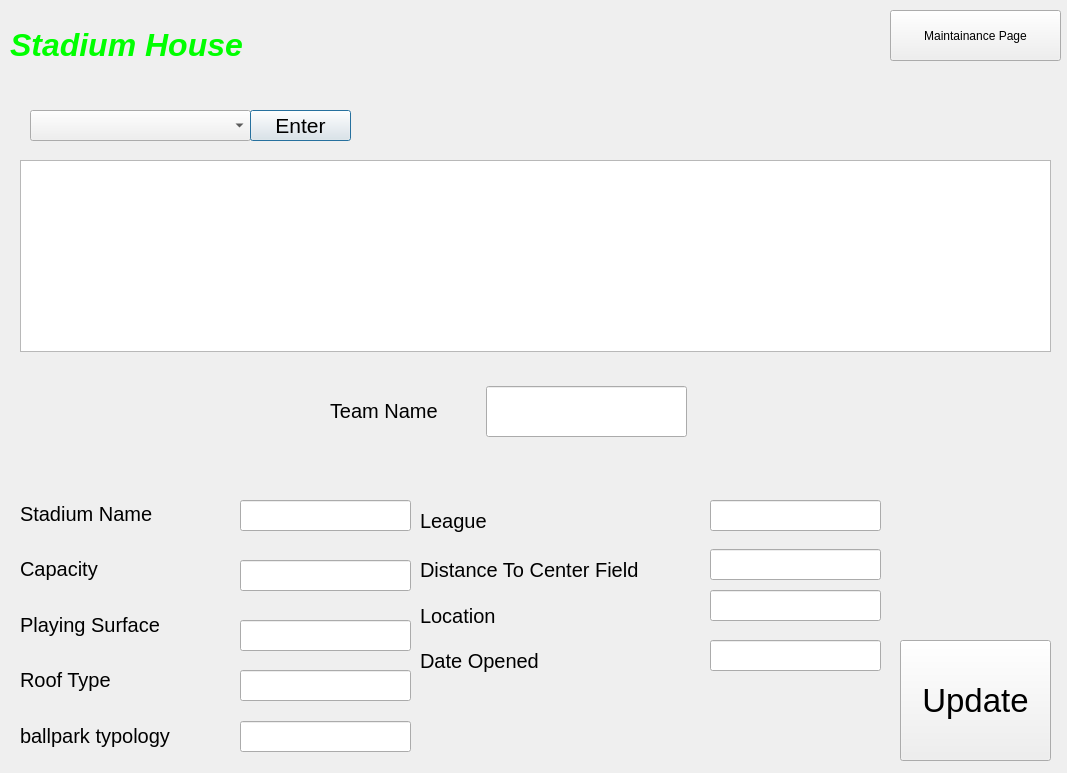
The window that stadiumedit.ui (Ling2251/CS1D-Project-2-Baseball-Project) describes before a commit, drawn with Qt 5.
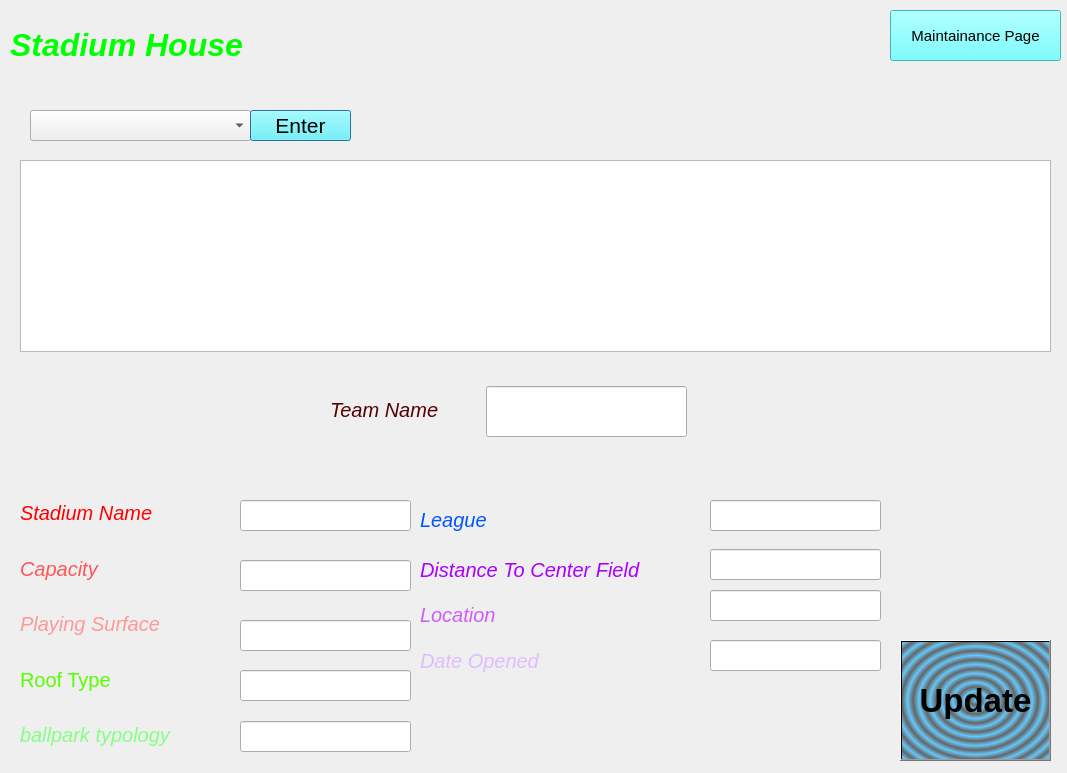
The same window after the commit.

Diff of the .ui file:
```diff
--- a/stadiumedit.ui
+++ b/stadiumedit.ui
@@ -13,6 +13,12 @@
   <property name="windowTitle">
    <string>Dialog</string>
   </property>
+  <property name="styleSheet">
+   <string notr="true">border-top-color: rgb(0, 0, 0);
+border-right-color: rgb(0, 0, 0);
+border-bottom-color: rgb(0, 0, 0);
+border-left-color: rgb(0, 0, 0);</string>
+  </property>
   <widget class="QComboBox" name="teamcomboBox">
    <property name="geometry">
     <rect>
@@ -55,6 +61,9 @@
      <pointsize>16</pointsize>
     </font>
    </property>
+   <property name="styleSheet">
+    <string notr="true">background-color: rgb(85, 255, 255);</string>
+   </property>
    <property name="text">
     <string>Enter</string>
    </property>
@@ -69,12 +78,12 @@
     </rect>
    </property>
   </widget>
-  <widget class="QWidget" name="">
+  <widget class="QWidget" name="layoutWidget">
    <property name="geometry">
     <rect>
      <x>420</x>
      <y>550</y>
-     <width>273</width>
+     <width>278</width>
      <height>131</height>
     </rect>
    </property>
@@ -87,7 +96,7 @@
        </font>
       </property>
       <property name="text">
-       <string>Distance To Center Field</string>
+       <string>&lt;html&gt;&lt;head/&gt;&lt;body&gt;&lt;p&gt;&lt;span style=&quot; font-style:italic; color:#aa00ff;&quot;&gt;Distance To Center Field&lt;/span&gt;&lt;/p&gt;&lt;/body&gt;&lt;/html&gt;</string>
       </property>
      </widget>
     </item>
@@ -99,7 +108,7 @@
        </font>
       </property>
       <property name="text">
-       <string>Location</string>
+       <string>&lt;html&gt;&lt;head/&gt;&lt;body&gt;&lt;p&gt;&lt;span style=&quot; font-style:italic; color:#ce5cff;&quot;&gt;Location&lt;/span&gt;&lt;/p&gt;&lt;/body&gt;&lt;/html&gt;</string>
       </property>
      </widget>
     </item>
@@ -111,7 +120,7 @@
        </font>
       </property>
       <property name="text">
-       <string>Date Opened</string>
+       <string>&lt;html&gt;&lt;head/&gt;&lt;body&gt;&lt;p&gt;&lt;span style=&quot; font-style:italic; color:#e0bcff;&quot;&gt;Date Opened&lt;/span&gt;&lt;/p&gt;&lt;/body&gt;&lt;/html&gt;</string>
       </property>
      </widget>
     </item>
@@ -209,8 +218,14 @@
    <property name="font">
     <font>
      <pointsize>25</pointsize>
+     <weight>75</weight>
+     <bold>true</bold>
+     <strikeout>false</strikeout>
     </font>
    </property>
+   <property name="styleSheet">
+    <string notr="true">background-color: qradialgradient(spread:repeat, cx:0.5, cy:0.5, radius:0.077, fx:0.5, fy:0.5, stop:0 rgba(0, 169, 255, 147), stop:0.497326 rgba(0, 0, 0, 147), stop:1 rgba(0, 169, 255, 147));</string>
+   </property>
    <property name="text">
     <string>Update</string>
    </property>
@@ -224,6 +239,14 @@
      <height>51</height>
     </rect>
    </property>
+   <property name="font">
+    <font>
+     <pointsize>11</pointsize>
+    </font>
+   </property>
+   <property name="styleSheet">
+    <string notr="true">background-color: rgb(85, 255, 255);</string>
+   </property>
    <property name="text">
     <string>Maintainance Page</string>
    </property>
@@ -243,7 +266,7 @@
     </font>
    </property>
    <property name="text">
-    <string>Team Name</string>
+    <string>&lt;html&gt;&lt;head/&gt;&lt;body&gt;&lt;p&gt;&lt;span style=&quot; font-style:italic; color:#550000;&quot;&gt;Team Name&lt;/span&gt;&lt;/p&gt;&lt;/body&gt;&lt;/html&gt;</string>
    </property>
   </widget>
   <widget class="QLineEdit" name="teamNameLine">
@@ -271,7 +294,7 @@
     </font>
    </property>
    <property name="text">
-    <string>League</string>
+    <string>&lt;html&gt;&lt;head/&gt;&lt;body&gt;&lt;p&gt;&lt;span style=&quot; font-style:italic; color:#0055ff;&quot;&gt;League&lt;/span&gt;&lt;/p&gt;&lt;/body&gt;&lt;/html&gt;</string>
    </property>
   </widget>
   <widget class="QLineEdit" name="leagueLine">
@@ -284,12 +307,12 @@
     </rect>
    </property>
   </widget>
-  <widget class="QWidget" name="">
+  <widget class="QWidget" name="layoutWidget">
    <property name="geometry">
     <rect>
      <x>20</x>
      <y>489</y>
-     <width>195</width>
+     <width>200</width>
      <height>271</height>
     </rect>
    </property>
@@ -306,7 +329,7 @@
            </font>
           </property>
           <property name="text">
-           <string>Stadium Name</string>
+           <string>&lt;html&gt;&lt;head/&gt;&lt;body&gt;&lt;p&gt;&lt;span style=&quot; font-style:italic; color:#ff0000;&quot;&gt;Stadium Name&lt;/span&gt;&lt;/p&gt;&lt;/body&gt;&lt;/html&gt;</string>
           </property>
          </widget>
         </item>
@@ -318,7 +341,7 @@
            </font>
           </property>
           <property name="text">
-           <string>Capacity</string>
+           <string>&lt;html&gt;&lt;head/&gt;&lt;body&gt;&lt;p&gt;&lt;span style=&quot; font-style:italic; color:#ff5757;&quot;&gt;Capacity&lt;/span&gt;&lt;/p&gt;&lt;/body&gt;&lt;/html&gt;</string>
           </property>
          </widget>
         </item>
@@ -330,7 +353,7 @@
            </font>
           </property>
           <property name="text">
-           <string>Playing Surface</string>
+           <string>&lt;html&gt;&lt;head/&gt;&lt;body&gt;&lt;p&gt;&lt;span style=&quot; font-style:italic; color:#ff9898;&quot;&gt;Playing Surface&lt;/span&gt;&lt;/p&gt;&lt;/body&gt;&lt;/html&gt;</string>
           </property>
          </widget>
         </item>
@@ -342,7 +365,7 @@
            </font>
           </property>
           <property name="text">
-           <string>Roof Type</string>
+           <string>&lt;html&gt;&lt;head/&gt;&lt;body&gt;&lt;p&gt;&lt;span style=&quot; color:#55ff00;&quot;&gt;Roof Type&lt;/span&gt;&lt;/p&gt;&lt;/body&gt;&lt;/html&gt;</string>
           </property>
          </widget>
         </item>
@@ -354,7 +377,7 @@
            </font>
           </property>
           <property name="text">
-           <string>ballpark typology</string>
+           <string>&lt;html&gt;&lt;head/&gt;&lt;body&gt;&lt;p&gt;&lt;span style=&quot; font-style:italic; color:#85ff85;&quot;&gt;ballpark typology&lt;/span&gt;&lt;/p&gt;&lt;/body&gt;&lt;/html&gt;</string>
           </property>
          </widget>
         </item>
```
